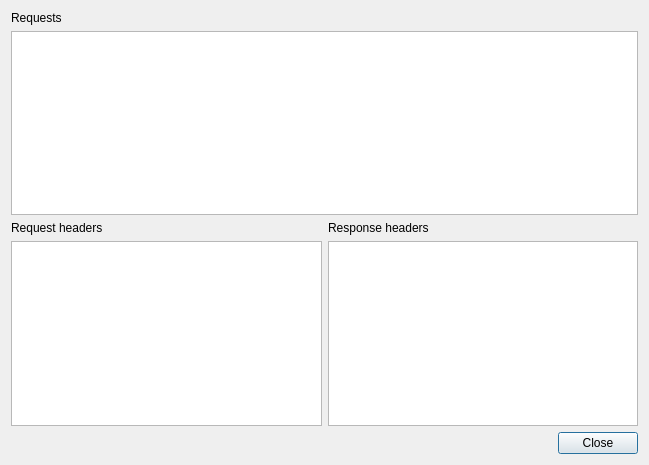
First picture: the form in src/plugins/poshuku/plugins/networkmonitor/networkmonitor.ui, repository 0xd34df00d/leechcraft, before the edit.
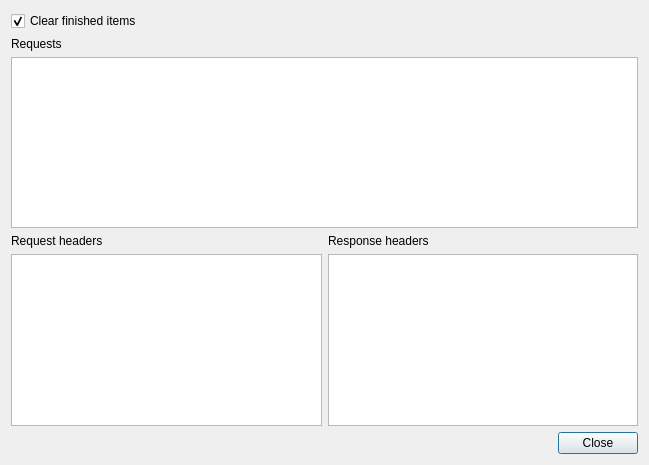
Second picture: the form after the edit.

```diff
--- a/src/plugins/poshuku/plugins/networkmonitor/networkmonitor.ui
+++ b/src/plugins/poshuku/plugins/networkmonitor/networkmonitor.ui
@@ -14,6 +14,16 @@
    <string>Network Monitor</string>
   </property>
   <layout class="QVBoxLayout" name="verticalLayout_4">
+   <item>
+    <widget class="QCheckBox" name="ClearFinished_">
+     <property name="text">
+      <string>Clear finished items</string>
+     </property>
+     <property name="checked">
+      <bool>true</bool>
+     </property>
+    </widget>
+   </item>
    <item>
     <layout class="QVBoxLayout" name="verticalLayout">
      <item>
```
Left out of the diff: 12 changed lines with no effect on the pictures.
